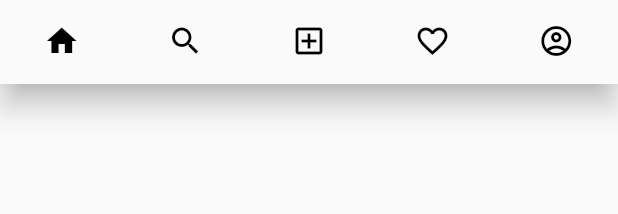
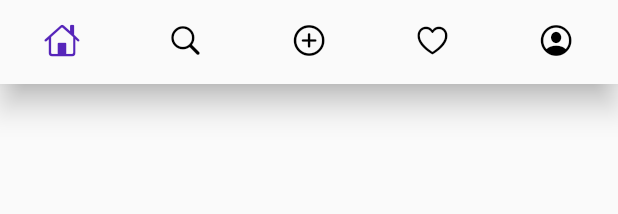
Before and after one commit to krille-chan/fluffypix, a Flutter app: the DefaultBottomBar widget shown alone on an empty page, opened directly, on a phone screen of 412 x 824 dp. Shown: the top 214 px of the screen. Run offline on Flutter 3.47's test engine with Material 2 defaults, Android fonts, the light colour scheme and no system bars; our stand-ins replace hive_flutter, uni_links; missing offline and left inert: simple_html_css; accounts and stored records are empty; generated files the repository leaves out were written again; network calls fail.

Commit message:
design: Minor design changes

```diff
--- a/lib/config/app_configs.dart
+++ b/lib/config/app_configs.dart
@@ -1,3 +1,5 @@
+import 'package:flutter/material.dart';
+
 abstract class AppConfigs {
   static const String applicationName = 'FluffyPix';
   static const double borderRadius = 12.0;
@@ -6,4 +8,7 @@ abstract class AppConfigs {
   static const String loginRedirectUri = 'fluffypix://login';
   static const Duration defaultTimeout = Duration(seconds: 30);
   static const String privacyUrl = '';
+  static const Color primaryColor = Color(0xFF5625BA);
+  static const Color primaryColorLight = Color(0xFFCCBDEA);
+  static const Color secondaryColor = Color(0xFF41a2bc);
 }
--- a/lib/config/app_themes.dart
+++ b/lib/config/app_themes.dart
@@ -1,3 +1,4 @@
+import 'package:fluffypix/config/app_configs.dart';
 import 'package:flutter/material.dart';
 
 abstract class AppThemes {
@@ -13,7 +14,24 @@ abstract class AppThemes {
         borderSide: BorderSide(color: Colors.black, width: 1),
       ),
     ),
+    pageTransitionsTheme: PageTransitionsTheme(
+      builders: {
+        TargetPlatform.fuchsia: CupertinoPageTransitionsBuilder(),
+        TargetPlatform.android: CupertinoPageTransitionsBuilder(),
+        TargetPlatform.linux: CupertinoPageTransitionsBuilder(),
+        TargetPlatform.macOS: CupertinoPageTransitionsBuilder(),
+        TargetPlatform.windows: CupertinoPageTransitionsBuilder(),
+        TargetPlatform.iOS: CupertinoPageTransitionsBuilder(),
+      },
+    ),
+    primaryColor: AppConfigs.primaryColor,
+    colorScheme: ThemeData.light().colorScheme.copyWith(
+          primary: AppConfigs.primaryColor,
+          secondary: AppConfigs.primaryColor,
+          secondaryVariant: AppConfigs.secondaryColor,
+        ),
     appBarTheme: AppBarTheme(
+      centerTitle: true,
       brightness: Brightness.light,
       color: Colors.white,
       textTheme: TextTheme(
--- a/lib/pages/views/home_view.dart
+++ b/lib/pages/views/home_view.dart
@@ -16,14 +16,13 @@ class HomePageView extends StatelessWidget {
     return Scaffold(
       appBar: AppBar(
         leading: IconButton(
-          icon: Icon(Icons.settings_outlined),
+          icon: Icon(CupertinoIcons.settings),
           onPressed: controller.settingsAction,
         ),
-        centerTitle: true,
         title: Text(AppConfigs.applicationName),
         actions: [
           IconButton(
-            icon: Icon(Icons.mail_outlined),
+            icon: Icon(CupertinoIcons.chat_bubble_2),
             onPressed: () => null,
           ),
         ],
--- a/lib/widgets/default_bottom_navigation_bar.dart
+++ b/lib/widgets/default_bottom_navigation_bar.dart
@@ -48,36 +48,27 @@ class DefaultBottomBarController extends State<DefaultBottomBar> {
         type: BottomNavigationBarType.fixed,
         showSelectedLabels: false,
         showUnselectedLabels: false,
-        selectedItemColor: Colors.black,
+        selectedItemColor: Theme.of(context).primaryColor,
         unselectedItemColor: Colors.black,
         items: [
           BottomNavigationBarItem(
-            icon: Icon(
-                widget.currentIndex == 0 ? Icons.home : Icons.home_outlined),
+            icon: Icon(CupertinoIcons.home),
             label: 'Home',
           ),
           BottomNavigationBarItem(
-            icon: Icon(widget.currentIndex == 1
-                ? Icons.search
-                : Icons.search_outlined),
+            icon: Icon(CupertinoIcons.search),
             label: 'Search',
           ),
           BottomNavigationBarItem(
-            icon: Icon(widget.currentIndex == 2
-                ? Icons.add_box
-                : Icons.add_box_outlined),
+            icon: Icon(CupertinoIcons.add_circled),
             label: 'Compose',
           ),
           BottomNavigationBarItem(
-            icon: Icon(widget.currentIndex == 3
-                ? Icons.favorite
-                : Icons.favorite_border_outlined),
+            icon: Icon(CupertinoIcons.heart),
             label: 'Notifications',
           ),
           BottomNavigationBarItem(
-            icon: Icon(widget.currentIndex == 4
-                ? Icons.account_circle
-                : Icons.account_circle_outlined),
+            icon: Icon(CupertinoIcons.profile_circled),
             label: 'Account',
           ),
         ],
```
Also changed, not shown: lib/config/app_routes.dart (+12 -3 lines), lib/widgets/status/status.dart (+29 -15 lines).
